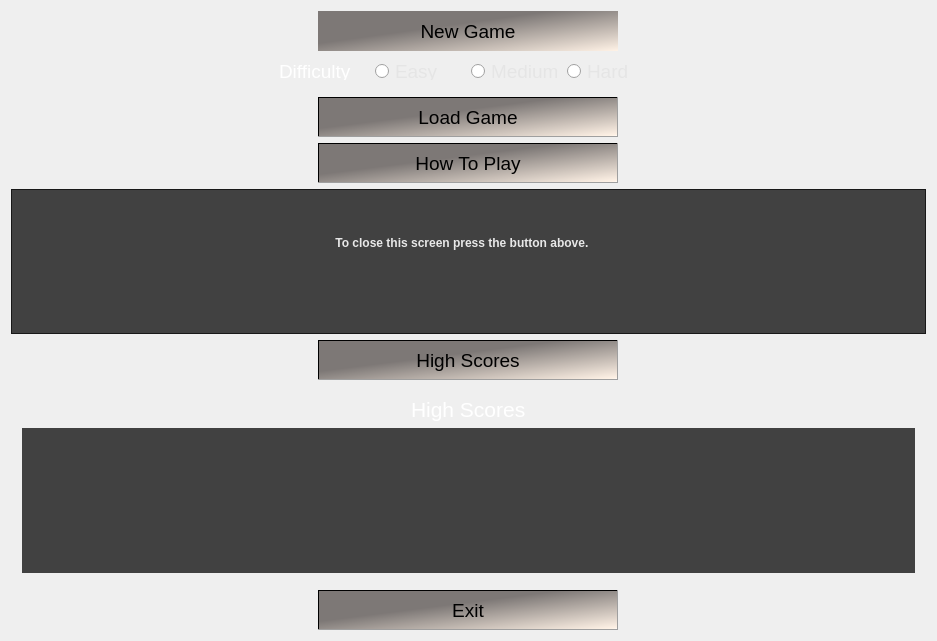
DomtronVox/space-factory, file mainwindow.ui: the form before one commit.
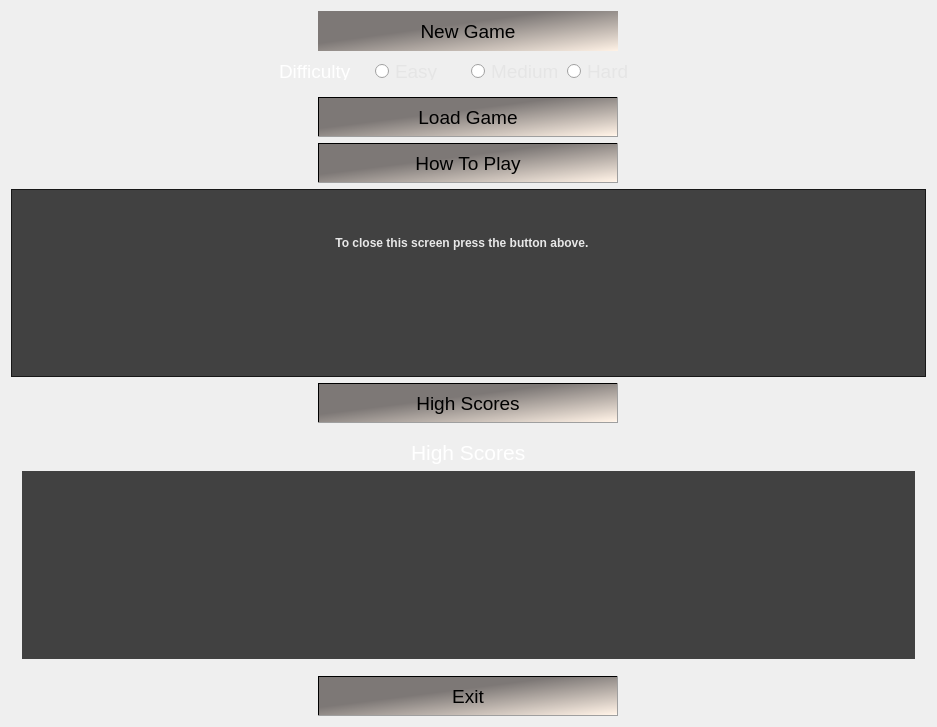
The form after the commit. Icons and pictures are not drawn.

What changed in the file:
```diff
--- a/mainwindow.ui
+++ b/mainwindow.ui
@@ -7,7 +7,7 @@
     <x>0</x>
     <y>0</y>
     <width>937</width>
-    <height>641</height>
+    <height>727</height>
    </rect>
   </property>
   <property name="sizePolicy">
@@ -287,11 +287,11 @@
        <string>&lt;!DOCTYPE HTML PUBLIC &quot;-//W3C//DTD HTML 4.0//EN&quot; &quot;http://www.w3.org/TR/REC-html40/strict.dtd&quot;&gt;
 &lt;html&gt;&lt;head&gt;&lt;meta name=&quot;qrichtext&quot; content=&quot;1&quot; /&gt;&lt;style type=&quot;text/css&quot;&gt;
 p, li { white-space: pre-wrap; }
-&lt;/style&gt;&lt;/head&gt;&lt;body style=&quot; font-family:'Sans Serif'; font-size:9pt; font-weight:400; font-style:normal;&quot;&gt;
-&lt;p style=&quot; margin-top:0px; margin-bottom:0px; margin-left:0px; margin-right:0px; -qt-block-indent:0; text-indent:0px;&quot;&gt;&lt;span style=&quot; color:#e8e8e8;&quot;&gt;    &lt;/span&gt;&lt;/p&gt;
-&lt;p style=&quot; margin-top:0px; margin-bottom:0px; margin-left:0px; margin-right:0px; -qt-block-indent:0; text-indent:0px;&quot;&gt;&lt;span style=&quot; color:#e8e8e8;&quot;&gt;    &lt;/span&gt;&lt;/p&gt;
-&lt;p style=&quot; margin-top:0px; margin-bottom:0px; margin-left:0px; margin-right:0px; -qt-block-indent:0; text-indent:0px;&quot;&gt;&lt;span style=&quot; color:#e8e8e8;&quot;&gt;         &lt;/span&gt;&lt;/p&gt;
-&lt;p align=&quot;center&quot; style=&quot; margin-top:0px; margin-bottom:0px; margin-left:0px; margin-right:0px; -qt-block-indent:0; text-indent:0px;&quot;&gt;&lt;span style=&quot; font-weight:600; color:#e8e8e8;&quot;&gt;To close this screen press the button above.&lt;/span&gt;&lt;span style=&quot; color:#e8e8e8;&quot;&gt;    &lt;/span&gt;&lt;/p&gt;&lt;/body&gt;&lt;/html&gt;</string>
+&lt;/style&gt;&lt;/head&gt;&lt;body style=&quot; font-family:'Ubuntu'; font-size:11pt; font-weight:400; font-style:normal;&quot;&gt;
+&lt;p style=&quot; margin-top:0px; margin-bottom:0px; margin-left:0px; margin-right:0px; -qt-block-indent:0; text-indent:0px;&quot;&gt;&lt;span style=&quot; font-family:'Sans Serif'; font-size:9pt; color:#e8e8e8;&quot;&gt;    &lt;/span&gt;&lt;/p&gt;
+&lt;p style=&quot; margin-top:0px; margin-bottom:0px; margin-left:0px; margin-right:0px; -qt-block-indent:0; text-indent:0px;&quot;&gt;&lt;span style=&quot; font-family:'Sans Serif'; font-size:9pt; color:#e8e8e8;&quot;&gt;    &lt;/span&gt;&lt;/p&gt;
+&lt;p style=&quot; margin-top:0px; margin-bottom:0px; margin-left:0px; margin-right:0px; -qt-block-indent:0; text-indent:0px;&quot;&gt;&lt;span style=&quot; font-family:'Sans Serif'; font-size:9pt; color:#e8e8e8;&quot;&gt;         &lt;/span&gt;&lt;/p&gt;
+&lt;p align=&quot;center&quot; style=&quot; margin-top:0px; margin-bottom:0px; margin-left:0px; margin-right:0px; -qt-block-indent:0; text-indent:0px;&quot;&gt;&lt;span style=&quot; font-family:'Sans Serif'; font-size:9pt; font-weight:600; color:#e8e8e8;&quot;&gt;To close this screen press the button above.&lt;/span&gt;&lt;span style=&quot; font-family:'Sans Serif'; font-size:9pt; color:#e8e8e8;&quot;&gt;    &lt;/span&gt;&lt;/p&gt;&lt;/body&gt;&lt;/html&gt;</string>
       </property>
      </widget>
     </item>
```
Left out of the diff: 13 changed lines with no effect on the pictures.
